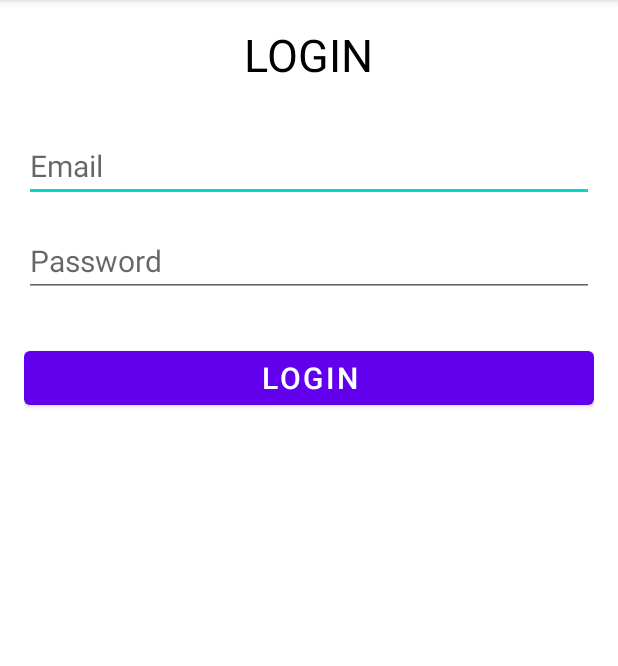
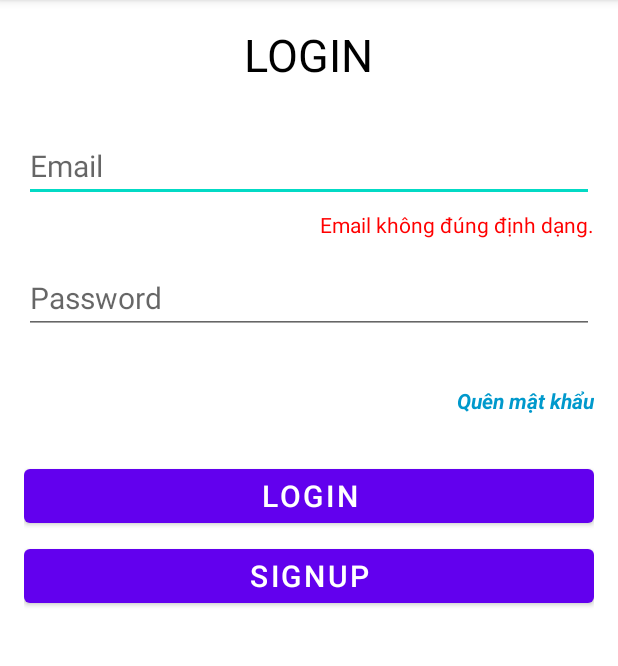
Before and after one commit to VoKy0/financial-management, an Android app: the screen it shows after launch (LoginActivity), after a tap on "LOGIN", on a phone screen of 412 x 824 dp, the part 84-750 px from its top. Run offline under Robolectric (Android 15) with nearby library versions, the phone set to English and light mode, and no system bars.

Commit message:
- Cập nhật giao diện trang login - Thêm và cập nhật model Account (thêm các câu truy vấn) - Bug: không connect được vs mysql

```diff
--- a/app/build.gradle.kts
+++ b/app/build.gradle.kts
@@ -40,6 +40,7 @@ dependencies {
     implementation(libs.lifecycle.viewmodel.ktx)
     implementation(libs.navigation.fragment)
     implementation(libs.navigation.ui)
+    implementation("mysql:mysql-connector-java:8.0.33")
     testImplementation(libs.junit)
     androidTestImplementation(libs.ext.junit)
     androidTestImplementation(libs.espresso.core)
--- a/app/src/main/AndroidManifest.xml
+++ b/app/src/main/AndroidManifest.xml
@@ -1,6 +1,8 @@
 <?xml version="1.0" encoding="utf-8"?>
 <manifest xmlns:android="http://schemas.android.com/apk/res/android"
     xmlns:tools="http://schemas.android.com/tools">
+
+    <uses-permission android:name="android.permission.INTERNET"/>
 
     <application
         android:allowBackup="true"
--- a/app/src/main/java/com/example/financial_management_app/activities/LoginActivity.java
+++ b/app/src/main/java/com/example/financial_management_app/activities/LoginActivity.java
@@ -2,9 +2,11 @@ package com.example.financial_management_app.activities;
 
 import android.content.Intent;
 import android.os.Bundle;
+import android.util.Log;
 import android.view.View;
 import android.widget.Button;
 import android.widget.EditText;
+import android.widget.TextView;
 import android.widget.Toast;
 
 import androidx.activity.EdgeToEdge;
@@ -17,11 +19,21 @@ import com.example.financial_management_app.MainActivity;
 import com.example.financial_management_app.R;
 import com.example.financial_management_app.models.Account;
 
+import org.w3c.dom.Text;
+
+import java.sql.Connection;
+import java.sql.ResultSet;
+
 public class LoginActivity extends AppCompatActivity {
 
     private EditText edtEmail;
+    private TextView errorEmail;
     private EditText edtPassword;
+    private TextView errorPassword;
+    private TextView forgotPassword;
+    private TextView loginNotifycation;
     private Button btnLogin;
+    private Button btnSignup;
 
     @Override
     protected void onCreate(Bundle savedInstanceState) {
@@ -29,8 +41,13 @@ public class LoginActivity extends AppCompatActivity {
         setContentView(R.layout.activity_login);
 
         edtEmail = findViewById(R.id.edt_email);
+        errorEmail = findViewById(R.id.error_email);
         edtPassword = findViewById(R.id.edt_password);
-        btnLogin = findViewById(R.id.btn_login);
+        errorPassword = findViewById(R.id.error_password);
+        forgotPassword = findViewById(R.id.forget_password);
+        loginNotifycation = findViewById(R.id.login_notifycation);
+        btnLogin = (Button) findViewById(R.id.btn_login);
+        btnSignup = (Button) findViewById(R.id.btn_signup);
 
         btnLogin.setOnClickListener(new View.OnClickListener() {
             @Override
@@ -39,12 +56,31 @@ public class LoginActivity extends AppCompatActivity {
                 String password = edtPassword.getText().toString();
                 Account acc = new Account(email, password);
 
-                if (acc.isValidEmail() && acc.isValidPassword()) {
-                    Intent intent = new Intent(LoginActivity.this, MainActivity.class);
-                    startActivity(intent);
-                    finish();
-                } else {
-                    Toast.makeText(LoginActivity.this, "Invalid username or password", Toast.LENGTH_SHORT).show();
+                if (!acc.isValidEmail()) {
+                    errorEmail.setText("Email không đúng định dạng.");
+                }
+                else {
+                    if (!acc.isValidPassword()) {
+                        errorPassword.setText("Mật khẩu có độ dài tối thiếu là 7");
+                    }
+                    else {
+                        switch (acc.checkAccount()) {
+                            case -1:
+                                loginNotifycation.setText("Tài khoản không tồn tại.");
+                                Log.i("Login", "Tài khoản không tồn tại.");
+                                break;
+                            case 0:
+                                loginNotifycation.setText("Tài khoản hoặc mật khẩu không đúng.");
+                                Log.i("Login", "Tài khoản hoặc mật khẩu không đúng.");
+                                break;
+                            case 1:
+                                Intent intent = new Intent(LoginActivity.this, MainActivity.class);
+                                startActivity(intent);
+                                finish();
+                                Log.i("Login", "Đăng nhập thành công.");
+                                break;
+                        }
+                    }
                 }
             }
         });
--- a/app/src/main/res/layout/activity_login.xml
+++ b/app/src/main/res/layout/activity_login.xml
@@ -10,45 +10,94 @@
     <LinearLayout
         android:layout_width="match_parent"
         android:layout_height="match_parent"
+        android:gravity="center_horizontal"
         android:orientation="vertical"
         android:padding="16dp"
-        android:gravity="center_horizontal">
+        tools:layout_editor_absoluteX="0dp"
+        tools:layout_editor_absoluteY="0dp">
 
         <TextView
             android:layout_width="wrap_content"
             android:layout_height="wrap_content"
             android:text="LOGIN"
-            android:textSize="30dp"
-            android:textColor="@android:color/black"/>
+            android:textColor="@android:color/black"
+            android:textSize="30dp" />
 
         <EditText
             android:id="@+id/edt_email"
             android:layout_width="match_parent"
             android:layout_height="wrap_content"
+            android:layout_marginTop="30dp"
+            android:hint="Email"
             android:inputType="textEmailAddress"
-            android:layout_marginTop="30dp"
             android:textColor="@android:color/black"
-            android:textSize="20sp"
-            android:hint="Email"/>
+            android:textSize="20sp" />
+
+        <TextView
+            android:id="@+id/error_email"
+            android:layout_width="match_parent"
+            android:layout_height="wrap_content"
+            android:layout_marginTop="5dp"
+            android:textAlignment="textEnd"
+            android:textColor="#FF0000" />
 
         <EditText
             android:id="@+id/edt_password"
             android:layout_width="match_parent"
             android:layout_height="wrap_content"
+            android:layout_marginTop="15dp"
+            android:hint="Password"
             android:inputType="textPassword"
-            android:layout_marginTop="15dp"
             android:textColor="@android:color/black"
-            android:textSize="20sp"
-            android:hint="Password"/>
+            android:textSize="20sp" />
+
+        <TextView
+            android:id="@+id/error_password"
+            android:layout_width="match_parent"
+            android:layout_height="wrap_content"
+            android:layout_marginTop="5dp"
+            android:textAlignment="textEnd"
+            android:textColor="#FF0000" />
+
+        <TextView
+            android:id="@+id/forget_password"
+            android:layout_width="match_parent"
+            android:layout_height="wrap_content"
+            android:clickable="true"
+            android:focusable="true"
+            android:layout_marginTop="10dp"
+            android:text="Quên mật khẩu"
+            android:textAlignment="textEnd"
+            android:textColor="@android:color/holo_blue_dark"
+            android:textStyle="bold|italic" />
+
+        <TextView
+            android:id="@+id/login_notifycation"
+            android:layout_width="match_parent"
+            android:layout_height="wrap_content"
+            android:layout_marginTop="5dp"
+            android:textAlignment="center"
+            android:textColor="#FF0000"
+            android:textStyle="italic" />
 
         <Button
             android:id="@+id/btn_login"
             android:layout_width="match_parent"
             android:layout_height="wrap_content"
+            android:layout_marginTop="5dp"
             android:text="LOGIN"
-            android:textSize="20sp"
-            android:layout_marginTop="30dp"
-            android:textColor="@android:color/white"/>
+            android:textColor="@android:color/white"
+            android:textSize="20sp" />
+
+        <Button
+            android:id="@+id/btn_signup"
+            android:layout_width="match_parent"
+            android:layout_height="wrap_content"
+            android:layout_marginTop="5dp"
+            android:text="SIGNUP"
+            android:textColor="@android:color/white"
+            android:textSize="20sp" />
+
     </LinearLayout>
 
 </androidx.constraintlayout.widget.ConstraintLayout>
```
Also changed, not shown: app/src/main/java/com/example/financial_management_app/models/Account.java (+167 -3 lines), 1 other file.
